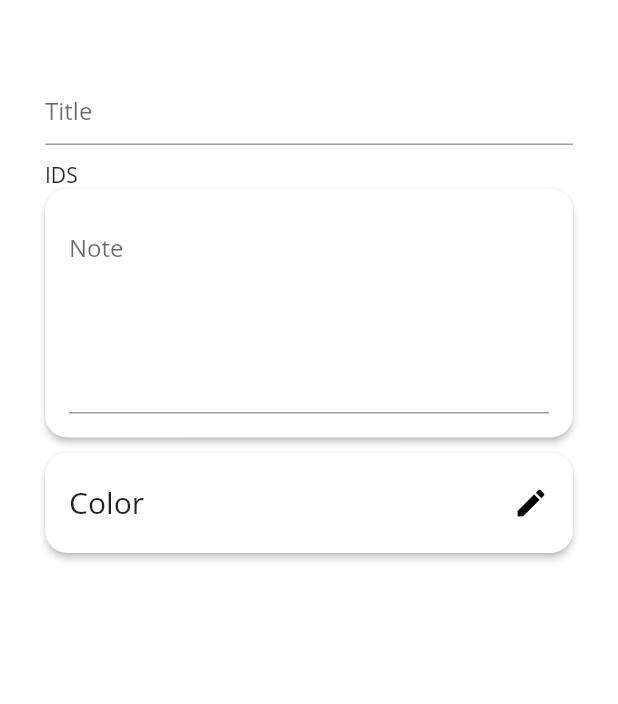
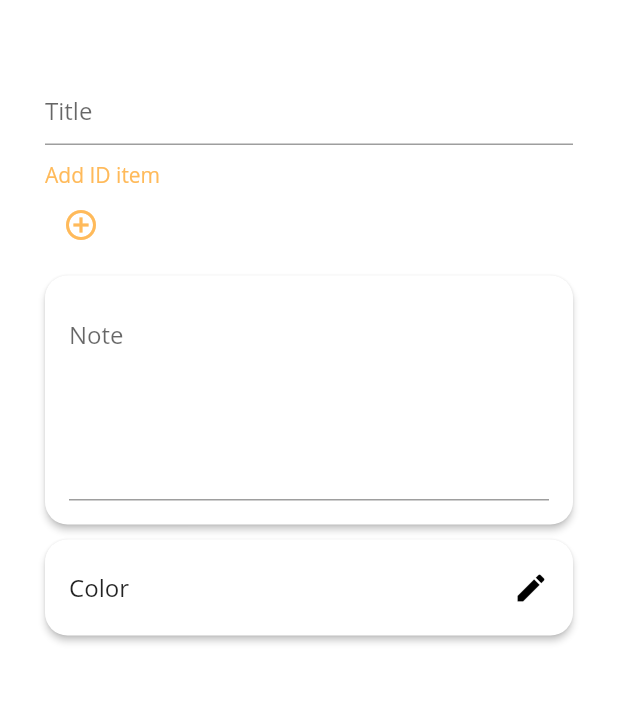
Before and after one commit to theofournier/my-ids, a Flutter app: the screen it shows after launch, on a phone screen of 412 x 824 dp, the part 62-766 px from its top. Run offline on Flutter 3.47's test engine with Material 2 defaults, Android fonts, the phone set to English and light mode, and no system bars; our stand-ins replace flushbar.

Commit message:
Edit ID - ID items

```diff
--- a/lib/models/id_item_model.dart
+++ b/lib/models/id_item_model.dart
@@ -1,9 +1,9 @@
 class IdItemModel {
   final String uid;
-  final String name;
-  final String id;
-  final String password;
-  final String note;
+  String name;
+  String id;
+  String password;
+  String note;
 
   IdItemModel({
     this.uid,
--- a/lib/screens/edit_id/edit_id_screen.dart
+++ b/lib/screens/edit_id/edit_id_screen.dart
@@ -1,10 +1,14 @@
+import 'package:flushbar/flushbar.dart';
 import 'package:flutter/material.dart';
 import 'package:my_ids/generated/l10n.dart';
+import 'package:my_ids/models/id_item_model.dart';
 import 'package:my_ids/models/id_model.dart';
 import 'package:my_ids/screens/edit_id/widgets/color_widget.dart';
+import 'package:my_ids/screens/edit_id/widgets/id_item.dart';
 import 'package:my_ids/screens/edit_id/widgets/note_widget.dart';
 import 'package:my_ids/utils/utils.dart';
 import 'package:my_ids/widgets/default_textformfield.dart';
+import 'package:uuid/uuid.dart';
 
 class EditIdScreen extends StatefulWidget {
   static const routeName = "/edit-id";
@@ -29,9 +33,17 @@ class _EditIdScreenState extends State<EditIdScreen> {
     });
     //TODO save id
     await Utils.sleep(1);
-    print(_idModel.title);
-    print(_idModel.note);
-    print(_idModel.hexColor);
+    print("TITLE ${_idModel.title}");
+    print("NOTE ${_idModel.note}");
+    print("HEXCOLOR ${_idModel.hexColor}");
+    if (_idModel.items != null && _idModel.items.isNotEmpty) {
+      for (int i = 0; i < _idModel.items.length; i++) {
+        print("$i NAME ${_idModel.items[i].name}");
+        print("$i ID ${_idModel.items[i].id}");
+        print("$i PASS ${_idModel.items[i].password}");
+        print("$i NOTE ${_idModel.items[i].note}");
+      }
+    }
     setState(() {
       _isLoading = false;
     });
@@ -66,7 +78,6 @@ class _EditIdScreenState extends State<EditIdScreen> {
                 const EdgeInsets.symmetric(horizontal: 30.0, vertical: 20.0),
             child: Column(
               crossAxisAlignment: CrossAxisAlignment.stretch,
-              mainAxisSize: MainAxisSize.min,
               children: <Widget>[
                 if (_isLoading)
                   Center(
@@ -76,7 +87,7 @@ class _EditIdScreenState extends State<EditIdScreen> {
                   Form(
                     key: _formKey,
                     child: Column(
-                      crossAxisAlignment: CrossAxisAlignment.stretch,
+                      crossAxisAlignment: CrossAxisAlignment.start,
                       mainAxisSize: MainAxisSize.min,
                       children: <Widget>[
                         DefaultTextFormField(
@@ -90,12 +101,27 @@ class _EditIdScreenState extends State<EditIdScreen> {
                         SizedBox(
                           height: 10,
                         ),
-                        Text("IDS"),
+                        _buildIdItemList(),
+                        IconButton(
+                          icon: Icon(
+                            Icons.add_circle_outline,
+                            color: Theme.of(context).accentColor,
+                          ),
+                          onPressed: () {
+                            if (_idModel.items == null) {
+                              _idModel.items = [];
+                            }
+                            setState(() {
+                              _idModel.items.add(IdItemModel(uid: Uuid().v4()));
+                            });
+                          },
+                        ),
+                        SizedBox(
+                          height: 10,
+                        ),
                         NoteWidget(
                           value: _idModel.note,
-                          onSaved: (value) => setState(() {
-                            _idModel.note = value;
-                          }),
+                          onSaved: (value) => _idModel.note = value,
                         ),
                         SizedBox(
                           height: 10,
@@ -114,4 +140,29 @@ class _EditIdScreenState extends State<EditIdScreen> {
       ),
     );
   }
+
+  Widget _buildIdItemList() {
+    return _idModel.items != null && _idModel.items.isNotEmpty
+        ? Column(
+            mainAxisSize: MainAxisSize.min,
+            crossAxisAlignment: CrossAxisAlignment.stretch,
+            children: _idModel.items
+                .map(
+                  (item) => IdItem(
+                    key: Key(item.uid ?? Uuid().v4()),
+                    idItemModel: item,
+                    onDelete: () {
+                      setState(() {
+                        _idModel.items.remove(item);
+                      });
+                    },
+                  ),
+                )
+                .toList(),
+          )
+        : Text(
+            S.of(context).addIdItem,
+            style: TextStyle(color: Theme.of(context).accentColor),
+          );
+  }
 }
--- a/lib/screens/edit_id/widgets/color_widget.dart
+++ b/lib/screens/edit_id/widgets/color_widget.dart
@@ -27,7 +27,8 @@ class ColorWidget extends StatelessWidget {
             );
           },
         );
-        callback(Utils.getHexFromColor(color));
+        if(color != null)
+          callback(Utils.getHexFromColor(color));
       },
       child: Card(
         elevation: 2,
@@ -47,7 +48,7 @@ class ColorWidget extends StatelessWidget {
                   ? Text(
                 S.of(context).color,
                 style: TextStyle(
-                  fontSize: 20,
+                  fontSize: 16,
                 ),
               )
                   : Text(
--- a/lib/widgets/default_textformfield.dart
+++ b/lib/widgets/default_textformfield.dart
@@ -18,6 +18,7 @@ class DefaultTextFormField extends StatelessWidget {
   final TextCapitalization textCapitalization;
   final int minLines;
   final int maxLines;
+  final double textSize;
 
   DefaultTextFormField({
     Key key,
@@ -38,6 +39,7 @@ class DefaultTextFormField extends StatelessWidget {
     this.textCapitalization = TextCapitalization.none,
     this.minLines = 1,
     this.maxLines,
+    this.textSize = 16,
   }) : super(key: key);
 
   @override
@@ -55,8 +57,10 @@ class DefaultTextFormField extends StatelessWidget {
       initialValue: initialValue,
       minLines: minLines,
       maxLines: maxLines,
+
       decoration: InputDecoration(
         labelText: labelText,
+        labelStyle: TextStyle(fontSize: textSize),
         alignLabelWithHint: true,
         prefixIcon: prefixIcon != null
             ? Icon(
@@ -65,7 +69,10 @@ class DefaultTextFormField extends StatelessWidget {
             : null,
         suffixIcon: _buildSuffixIcon(context),
       ),
-      style: const TextStyle(color: Colors.black),
+      style: TextStyle(
+        color: Colors.black,
+        fontSize: textSize,
+      ),
       textCapitalization: textCapitalization,
     );
   }
--- a/pubspec.yaml
+++ b/pubspec.yaml
@@ -23,6 +23,7 @@ dependencies:
     sdk: flutter
   flushbar: ^1.9.1
   provider: ^4.0.2
+  uuid: ^2.0.4
 
   # The following adds the Cupertino Icons font to your application.
   # Use with the CupertinoIcons class for iOS style icons.
```
Also changed, not shown: lib/l10n/intl_en.arb (+8 -1 lines), lib/l10n/intl_fr.arb (+8 -1 lines), lib/screens/edit_id/widgets/id_item.dart (added, +109 -0 lines), lib/widgets/confirmation_dialog.dart (added, +41 -0 lines), lib/widgets/error_dialog.dart (added, +49 -0 lines), lib/generated/intl/messages_en.dart, lib/generated/intl/messages_fr.dart, lib/generated/l10n.dart, pubspec.lock.
